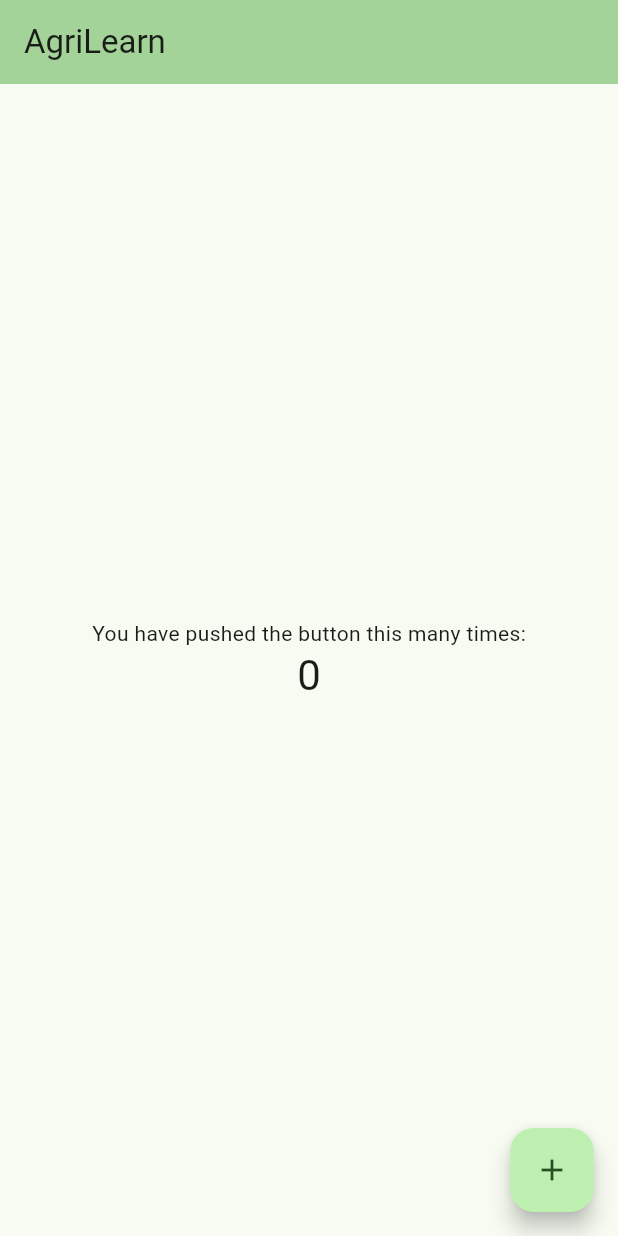
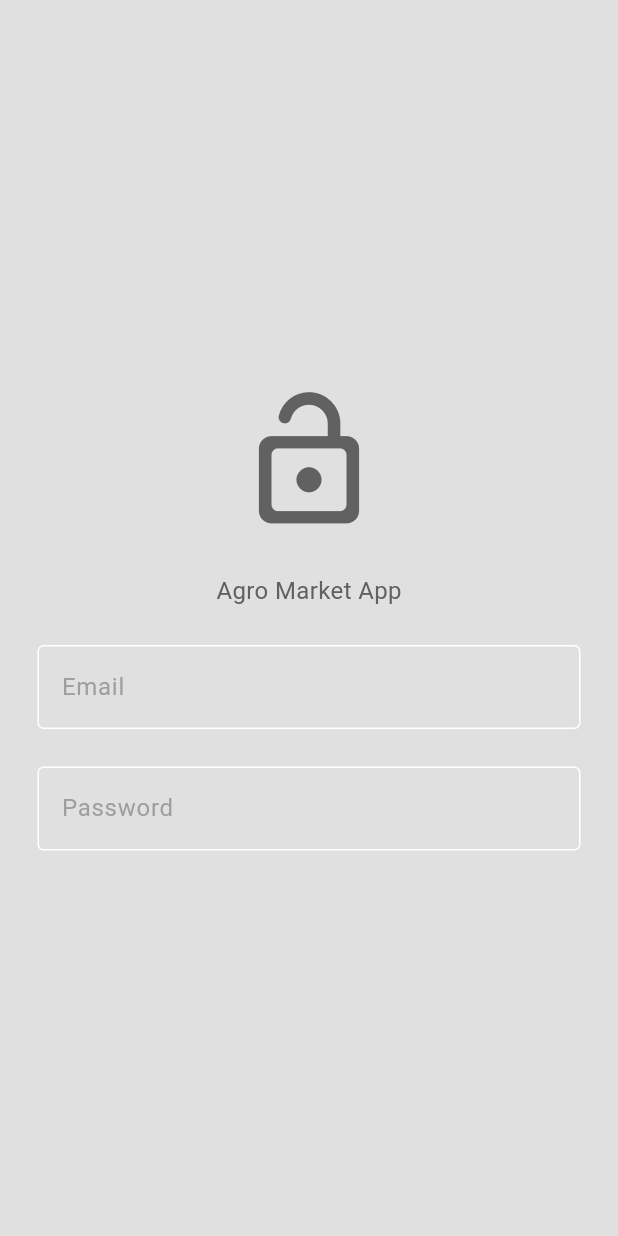
Before and after one commit to Themydee/app, a Flutter app: the screen it shows after launch, on a phone screen of 412 x 824 dp. Run offline on Flutter 3.47's test engine with Material 3 defaults, Android fonts, the phone set to English and light mode, and no system bars.

Commit message:
theme layout

```diff
--- /dev/null
+++ b/lib/components/text_field.dart
@@ -0,0 +1,33 @@
+import 'package:flutter/material.dart';
+
+class MyTextField extends StatelessWidget {
+  final TextEditingController controller;
+  final String hintText;
+  final bool obscureText;
+  const MyTextField({super.key, required this.controller, required this.hintText, required this.obscureText});
+
+  @override
+  Widget build(BuildContext context) {
+    return Padding(
+      padding: const EdgeInsets.symmetric(horizontal: 25.0),
+      child: TextField(
+        controller: controller,
+        obscureText: obscureText,
+        decoration: InputDecoration(
+          enabledBorder: OutlineInputBorder(
+            borderSide: BorderSide(
+              color: Theme.of(context).colorScheme.tertiary
+            ),
+          ),
+          focusedBorder: OutlineInputBorder(
+            borderSide: BorderSide(color: Theme.of(context).colorScheme.primary),
+          ),
+          hintText: hintText,
+          hintStyle: TextStyle(
+            color: Theme.of(context).colorScheme.primary
+          )
+        ),
+      ),
+    );
+  }
+}
--- a/lib/main.dart
+++ b/lib/main.dart
@@ -1,107 +1,24 @@
+import 'package:agri_learn/themes/themeProvider.dart';
 import 'package:flutter/material.dart';
+import 'package:provider/provider.dart';
+import 'pages/login.dart';
 
 void main() {
-  runApp(const MyApp());
+  runApp(
+    ChangeNotifierProvider(create: (context) => Themeprovider(),
+    child: const MyApp(),)
+  );
 }
 
 class MyApp extends StatelessWidget {
   const MyApp({super.key});
 
-  // This widget is the root of your application.
   @override
   Widget build(BuildContext context) {
     return MaterialApp(
-      title: 'Flutter Demo',
-      theme: ThemeData(
-        colorScheme: ColorScheme.fromSeed(seedColor: const Color.fromARGB(255, 48, 199, 56)),
-      ),
-      home: const MyHomePage(title: 'AgriLearn'),
+      debugShowCheckedModeBanner: false,
+      home: LoginPage(),
+      theme: Provider.of<Themeprovider>(context).themeData,
     );
   }
 }
-
-class MyHomePage extends StatefulWidget {
-  const MyHomePage({super.key, required this.title});
-
-  // This widget is the home page of your application. It is stateful, meaning
-  // that it has a State object (defined below) that contains fields that affect
-  // how it looks.
-
-  // This class is the configuration for the state. It holds the values (in this
-  // case the title) provided by the parent (in this case the App widget) and
-  // used by the build method of the State. Fields in a Widget subclass are
-  // always marked "final".
-
-  final String title;
-
-  @override
-  State<MyHomePage> createState() => _MyHomePageState();
-}
-
-class _MyHomePageState extends State<MyHomePage> {
-  int _counter = 0;
-
-  void _incrementCounter() {
-    setState(() {
-      // This call to setState tells the Flutter framework that something has
-      // changed in this State, which causes it to rerun the build method below
-      // so that the display can reflect the updated values. If we changed
-      // _counter without calling setState(), then the build method would not be
-      // called again, and so nothing would appear to happen.
-      _counter++;
-    });
-  }
-
-  @override
-  Widget build(BuildContext context) {
-    // This method is rerun every time setState is called, for instance as done
-    // by the _incrementCounter method above.
-    //
-    // The Flutter framework has been optimized to make rerunning build methods
-    // fast, so that you can just rebuild anything that needs updating rather
-    // than having to individually change instances of widgets.
-    return Scaffold(
-      appBar: AppBar(
-        // TRY THIS: Try changing the color here to a specific color (to
-        // Colors.amber, perhaps?) and trigger a hot reload to see the AppBar
-        // change color while the other colors stay the same.
-        backgroundColor: Theme.of(context).colorScheme.inversePrimary,
-        // Here we take the value from the MyHomePage object that was created by
-        // the App.build method, and use it to set our appbar title.
-        title: Text(widget.title),
-      ),
-      body: Center(
-        // Center is a layout widget. It takes a single child and positions it
-        // in the middle of the parent.
-        child: Column(
-          // Column is also a layout widget. It takes a list of children and
-          // arranges them vertically. By default, it sizes itself to fit its
-          // children horizontally, and tries to be as tall as its parent.
-          //
-          // Column has various properties to control how it sizes itself and
-          // how it positions its children. Here we use mainAxisAlignment to
-          // center the children vertically; the main axis here is the vertical
-          // axis because Columns are vertical (the cross axis would be
-          // horizontal).
-          //
-          // TRY THIS: Invoke "debug painting" (choose the "Toggle Debug Paint"
-          // action in the IDE, or press "p" in the console), to see the
-          // wireframe for each widget.
-          mainAxisAlignment: MainAxisAlignment.center,
-          children: <Widget>[
-            const Text('You have pushed the button this many times:'),
-            Text(
-              '$_counter',
-              style: Theme.of(context).textTheme.headlineMedium,
-            ),
-          ],
-        ),
-      ),
-      floatingActionButton: FloatingActionButton(
-        onPressed: _incrementCounter,
-        tooltip: 'Increment',
-        child: const Icon(Icons.add),
-      ), // This trailing comma makes auto-formatting nicer for build methods.
-    );
-  }
-}
--- /dev/null
+++ b/lib/pages/login.dart
@@ -0,0 +1,54 @@
+import 'package:agri_learn/components/text_field.dart';
+import 'package:flutter/material.dart';
+
+class LoginPage extends StatelessWidget {
+  //text edit controllers
+
+  final TextEditingController emailController = TextEditingController();
+   final TextEditingController passwordController = TextEditingController();
+
+   LoginPage({super.key});
+
+  @override
+  Widget build(BuildContext context) {
+    return Scaffold(
+      backgroundColor: Theme.of(context).colorScheme.surface,
+      body: Center(
+        child: Column(
+          mainAxisAlignment: MainAxisAlignment.center,
+          children: [
+            Icon(
+              Icons.lock_open_rounded,
+              size: 100,
+              color: Theme.of(context).colorScheme.inversePrimary,
+            ),
+            const SizedBox(height: 25),
+
+            Text(
+              'Agro Market App',
+              style: TextStyle(
+                fontSize: 16,
+                color: Theme.of(context).colorScheme.inversePrimary,
+              ),
+            ),
+
+            const SizedBox(height: 25),
+
+            MyTextField(
+              controller: emailController,
+              hintText: 'Email',
+              obscureText: false,
+            ),
+
+            const SizedBox(height: 25),
+
+            MyTextField(
+              controller: passwordController,
+              hintText: 'Password',
+              obscureText: true)
+          ],
+        ),
+      ),
+    );
+  }
+}
--- /dev/null
+++ b/lib/themes/dark_theme.dart
@@ -0,0 +1,11 @@
+import 'package:flutter/material.dart';
+
+ThemeData darkMode = ThemeData(
+  colorScheme: ColorScheme.light(
+    surface: const Color.fromARGB(255, 20, 20, 20),
+    primary: const Color.fromARGB(255, 122, 122, 122),
+    secondary: const Color.fromARGB(255, 30, 30, 30),
+    tertiary: const Color.fromARGB(255, 47, 47, 47),
+    inversePrimary: Colors.grey.shade700,
+  ),
+);
--- /dev/null
+++ b/lib/themes/light_theme.dart
@@ -0,0 +1,11 @@
+import 'package:flutter/material.dart';
+
+ThemeData lightMode = ThemeData(
+  colorScheme: ColorScheme.light(
+    surface: Colors.grey.shade300,
+    primary: Colors.grey.shade500,
+    secondary: Colors.grey.shade100,
+    tertiary: Colors.white,
+    inversePrimary: Colors.grey.shade700,
+  ),
+);
--- /dev/null
+++ b/lib/themes/themeProvider.dart
@@ -0,0 +1,24 @@
+import 'package:agri_learn/themes/dark_theme.dart';
+import 'package:agri_learn/themes/light_theme.dart';
+import 'package:flutter/material.dart';
+
+class Themeprovider with ChangeNotifier {
+  ThemeData _themeData = lightMode;
+
+  ThemeData get themeData => _themeData;
+
+  bool get isDarkMode => _themeData == darkMode;
+
+  set themeData(ThemeData themeData) {
+    _themeData = themeData;
+    notifyListeners();
+  }
+
+  void toggleTheme() {
+    if (_themeData == lightMode) {
+      themeData = darkMode;
+    } else {
+      themeData = lightMode;
+    }
+  }
+}
--- a/pubspec.yaml
+++ b/pubspec.yaml
@@ -34,6 +34,7 @@ dependencies:
   # The following adds the Cupertino Icons font to your application.
   # Use with the CupertinoIcons class for iOS style icons.
   cupertino_icons: ^1.0.8
+  provider: ^6.1.5
 
 dev_dependencies:
   flutter_test:
```
Also changed, not shown: pubspec.lock.
